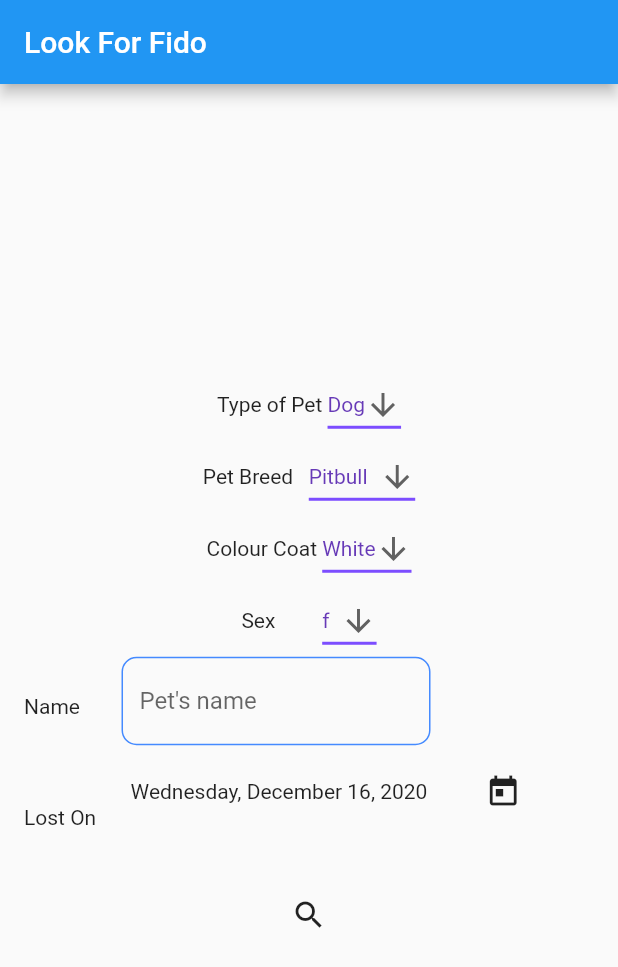
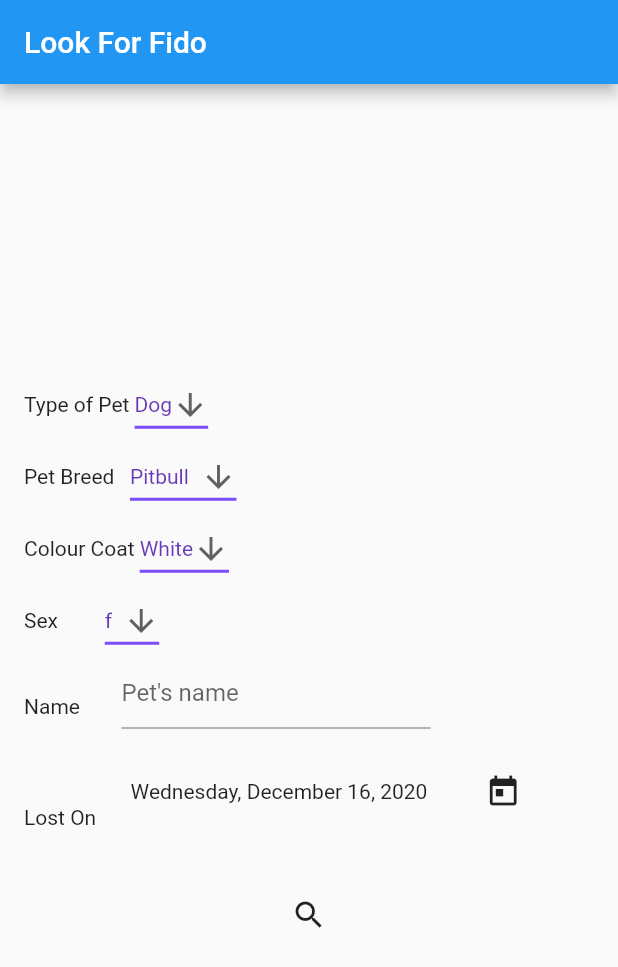
Before and after one commit to Krosulhah/fidoWasHere, a Flutter app: the LookForFidoPage screen opened directly, on a phone screen of 412 x 824 dp. Shown: the top 967 px of the screen. Run offline on Flutter 3.47's test engine with Material 2 defaults, Android fonts, the phone set to English and light mode, and no system bars; our stand-ins replace fluttertoast, geocoding, geolocator, google_maps_flutter, image_picker; missing offline and left inert: dart:html, flutter_session, postgres.

Commit message:
Update lookForFido.dart

```diff
--- a/lib/lookForFido.dart
+++ b/lib/lookForFido.dart
@@ -58,7 +58,7 @@ class _LookForFidoPageState extends State<LookForFidoPage> {
   List<String> dogBreed = ["Pitbull", "Bulldog"];
   List<String> catBreed = ["American Shorthair", "Bombay"];
   List<String> coatColour = ["White", "Black"];
-  List<String> sexPet = ["f", "m"];
+  List<String> sexPet = ["f", "m", "u"];
   String typeOfPet = "Dog";
   String breedOfPet = "Pitbull";
   String coatColorPet = "White";
@@ -240,22 +240,22 @@ class _LookForFidoPageState extends State<LookForFidoPage> {
 
   Widget _buildSelectionPart() {
     return Column(children: [
-      Row(mainAxisAlignment: MainAxisAlignment.center, children: [
+      Row(children: [
         Text("Type of Pet "),
         _buildTypeOfPetDropDown(listOfPets),
       ]),
-      Row(mainAxisAlignment: MainAxisAlignment.center, children: [
+      Row(children: [
         Text("Pet Breed   "),
         if (typeOfPet == "Dog")
           _buildBreedDropDown(dogBreed)
         else
           _buildBreedDropDown(catBreed)
       ]),
-      Row(mainAxisAlignment: MainAxisAlignment.center, children: [
+      Row(children: [
         Text("Colour Coat "),
         _buildCoatDropDown(coatColour),
       ]),
-      Row(mainAxisAlignment: MainAxisAlignment.center, children: [
+      Row(children: [
         Text("Sex         "),
         _buildSexDropDown(sexPet),
       ])
@@ -272,12 +272,6 @@ class _LookForFidoPageState extends State<LookForFidoPage> {
             width: MediaQuery.of(context).size.width * 0.5,
             child: new TextField(
               decoration: new InputDecoration(
-                enabledBorder: OutlineInputBorder(
-                  borderSide: BorderSide(
-                    color: Colors.blueAccent,
-                  ),
-                  borderRadius: BorderRadius.circular(10.0),
-                ),
                 hintText: "Pet's name",
               ),
             ),
```
